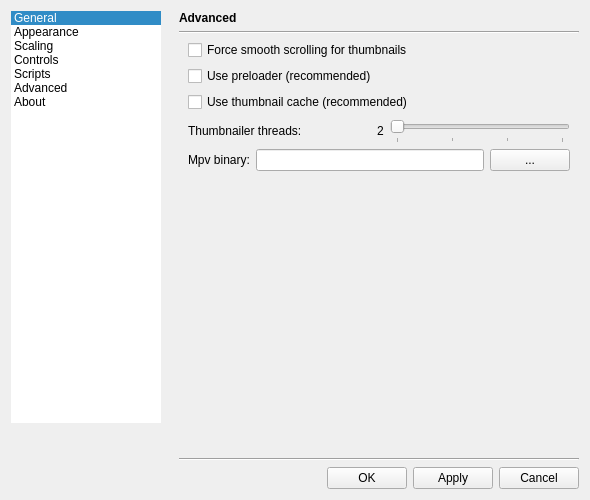
First picture: the form in gui/dialogs/settingsdialog.ui, repository do-i/thumbgrid, before the edit.
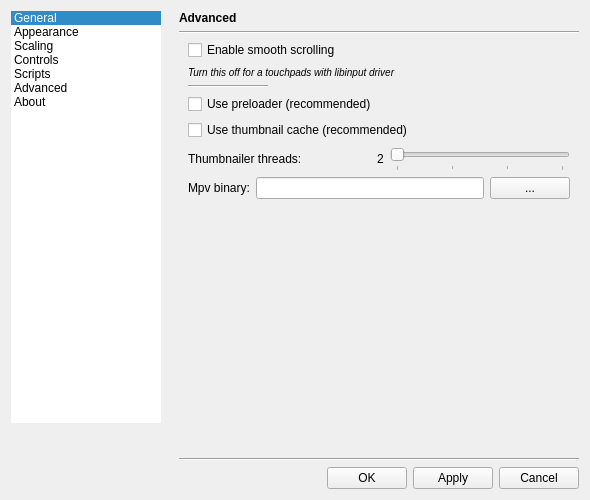
Second picture: the form after the edit. The open tabs and pages were chosen to show the change. Icons and pictures are not drawn. Custom widgets are drawn as their Qt base class.

Commit message: [Settings] New: Enable smooth scrolling

Diff of the .ui file:
```diff
--- a/gui/dialogs/settingsdialog.ui
+++ b/gui/dialogs/settingsdialog.ui
@@ -2200,8 +2200,8 @@
                <rect>
                 <x>0</x>
                 <y>0</y>
-                <width>373</width>
-                <height>192</height>
+                <width>410</width>
+                <height>437</height>
                </rect>
               </property>
               <layout class="QVBoxLayout" name="verticalLayout_31">
@@ -2251,7 +2251,80 @@
                  <property name="bottomMargin">
                   <number>0</number>
                  </property>
-                 <item row="3" column="0">
+                 <item row="6" column="0">
+                  <layout class="QHBoxLayout" name="horizontalLayout_7">
+                   <item>
+                    <widget class="QLabel" name="mpvLabel">
+                     <property name="enabled">
+                      <bool>true</bool>
+                     </property>
+                     <property name="sizePolicy">
+                      <sizepolicy hsizetype="Minimum" vsizetype="Minimum">
+                       <horstretch>0</horstretch>
+                       <verstretch>0</verstretch>
+                      </sizepolicy>
+                     </property>
+                     <property name="minimumSize">
+                      <size>
+                       <width>0</width>
+                       <height>0</height>
+                      </size>
+                     </property>
+                     <property name="text">
+                      <string>Mpv binary:</string>
+                     </property>
+                    </widget>
+                   </item>
+                   <item>
+                    <widget class="QLineEdit" name="mpvLineEdit">
+                     <property name="enabled">
+                      <bool>true</bool>
+                     </property>
+                     <property name="sizePolicy">
+                      <sizepolicy hsizetype="MinimumExpanding" vsizetype="Minimum">
+                       <horstretch>0</horstretch>
+                       <verstretch>0</verstretch>
+                      </sizepolicy>
+                     </property>
+                     <property name="minimumSize">
+                      <size>
+                       <width>0</width>
+                       <height>0</height>
+                      </size>
+                     </property>
+                    </widget>
+                   </item>
+                   <item>
+                    <widget class="QPushButton" name="pushButton_5">
+                     <property name="enabled">
+                      <bool>true</bool>
+                     </property>
+                     <property name="sizePolicy">
+                      <sizepolicy hsizetype="Minimum" vsizetype="Minimum">
+                       <horstretch>0</horstretch>
+                       <verstretch>0</verstretch>
+                      </sizepolicy>
+                     </property>
+                     <property name="minimumSize">
+                      <size>
+                       <width>30</width>
+                       <height>20</height>
+                      </size>
+                     </property>
+                     <property name="maximumSize">
+                      <size>
+                       <width>16777215</width>
+                       <height>16777215</height>
+                      </size>
+                     </property>
+                     <property name="text">
+                      <string>...</string>
+                     </property>
+                    </widget>
+                   </item>
+                  </layout>
+                 </item>
+                 <item row="5" column="0">
                   <layout class="QHBoxLayout" name="horizontalLayout">
                    <property name="leftMargin">
                     <number>0</number>
@@ -2319,7 +2392,7 @@
                    </item>
                   </layout>
                  </item>
-                 <item row="2" column="0">
+                 <item row="4" column="0">
                   <widget class="QCheckBox" name="useThumbnailCacheCheckBox">
                    <property name="sizePolicy">
                     <sizepolicy hsizetype="MinimumExpanding" vsizetype="Minimum">
@@ -2347,11 +2420,11 @@
                     <string>Check this if you dont have smooth scrolling in thumbnail panel</string>
                    </property>
                    <property name="text">
-                    <string>Force smooth scrolling for thumbnails</string>
+                    <string>Enable smooth scrolling</string>
                    </property>
                   </widget>
                  </item>
-                 <item row="1" column="0">
+                 <item row="3" column="0">
                   <widget class="QCheckBox" name="usePreloaderCheckBox">
                    <property name="sizePolicy">
                     <sizepolicy hsizetype="MinimumExpanding" vsizetype="Minimum">
@@ -2367,78 +2440,46 @@
                    </property>
                   </widget>
                  </item>
-                 <item row="4" column="0">
-                  <layout class="QHBoxLayout" name="horizontalLayout_7">
-                   <item>
-                    <widget class="QLabel" name="mpvLabel">
-                     <property name="enabled">
-                      <bool>true</bool>
-                     </property>
-                     <property name="sizePolicy">
-                      <sizepolicy hsizetype="Minimum" vsizetype="Minimum">
-                       <horstretch>0</horstretch>
-                       <verstretch>0</verstretch>
-                      </sizepolicy>
-                     </property>
-                     <property name="minimumSize">
-                      <size>
-                       <width>0</width>
-                       <height>0</height>
-                      </size>
-                     </property>
-                     <property name="text">
-                      <string>Mpv binary:</string>
-                     </property>
-                    </widget>
-                   </item>
-                   <item>
-                    <widget class="QLineEdit" name="mpvLineEdit">
-                     <property name="enabled">
-                      <bool>true</bool>
-                     </property>
-                     <property name="sizePolicy">
-                      <sizepolicy hsizetype="MinimumExpanding" vsizetype="Minimum">
-                       <horstretch>0</horstretch>
-                       <verstretch>0</verstretch>
-                      </sizepolicy>
-                     </property>
-                     <property name="minimumSize">
-                      <size>
-                       <width>0</width>
-                       <height>0</height>
-                      </size>
-                     </property>
-                    </widget>
-                   </item>
-                   <item>
-                    <widget class="QPushButton" name="pushButton_5">
-                     <property name="enabled">
-                      <bool>true</bool>
-                     </property>
-                     <property name="sizePolicy">
-                      <sizepolicy hsizetype="Minimum" vsizetype="Minimum">
-                       <horstretch>0</horstretch>
-                       <verstretch>0</verstretch>
-                      </sizepolicy>
-                     </property>
-                     <property name="minimumSize">
-                      <size>
-                       <width>30</width>
-                       <height>20</height>
-                      </size>
-                     </property>
-                     <property name="maximumSize">
-                      <size>
-                       <width>16777215</width>
-                       <height>16777215</height>
-                      </size>
-                     </property>
-                     <property name="text">
-                      <string>...</string>
-                     </property>
-                    </widget>
-                   </item>
-                  </layout>
+                 <item row="1" column="0">
+                  <widget class="QLabel" name="enableSmoothScrollLabel">
+                   <property name="toolTip">
+                    <string>Turn this off if you are using a touchpad with libinput driver.</string>
+                   </property>
+                   <property name="toolTipDuration">
+                    <number>60</number>
+                   </property>
+                   <property name="text">
+                    <string>&lt;html&gt;&lt;head/&gt;&lt;body&gt;&lt;p&gt;&lt;span style=&quot; font-size:small; font-style:italic;&quot;&gt;Turn this off for a touchpads with libinput driver&lt;/span&gt;&lt;/p&gt;&lt;/body&gt;&lt;/html&gt;</string>
+                   </property>
+                   <property name="textFormat">
+                    <enum>Qt::RichText</enum>
+                   </property>
+                  </widget>
+                 </item>
+                 <item row="2" column="0">
+                  <widget class="Line" name="line_16">
+                   <property name="sizePolicy">
+                    <sizepolicy hsizetype="Fixed" vsizetype="Fixed">
+                     <horstretch>0</horstretch>
+                     <verstretch>0</verstretch>
+                    </sizepolicy>
+                   </property>
+                   <property name="minimumSize">
+                    <size>
+                     <width>80</width>
+                     <height>0</height>
+                    </size>
+                   </property>
+                   <property name="maximumSize">
+                    <size>
+                     <width>80</width>
+                     <height>16777215</height>
+                    </size>
+                   </property>
+                   <property name="orientation">
+                    <enum>Qt::Horizontal</enum>
+                   </property>
+                  </widget>
                  </item>
                 </layout>
                </item>
```
Left out of the diff: 38 changed lines with no effect on the pictures. The commit also changes 4 other files.
